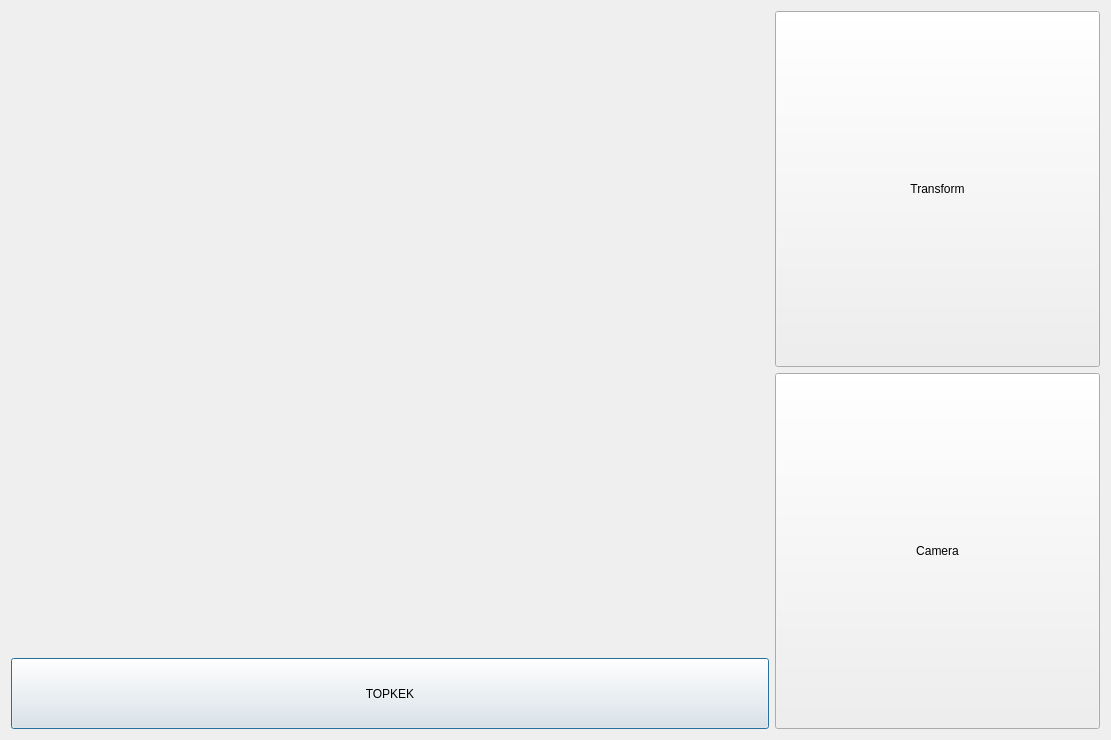
This is res/WindowMain.ui in Bang3DEngine/OldBang as Qt 5 draws it before an edit. The edited form follows.
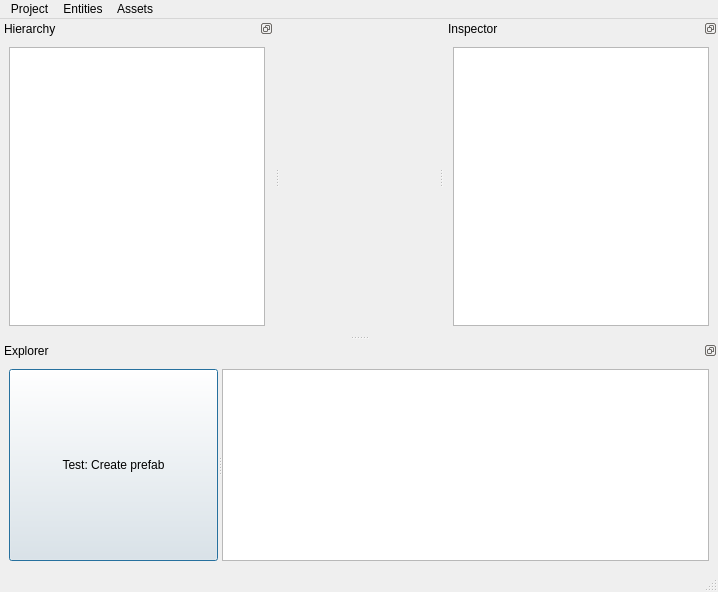
This is the edited form. Custom widgets are drawn as their Qt base class.

```diff
--- a/res/WindowMain.ui
+++ b/res/WindowMain.ui
@@ -1,108 +1,255 @@
 <?xml version="1.0" encoding="UTF-8"?>
 <ui version="4.0">
  <class>WindowMain</class>
- <widget class="QWidget" name="WindowMain">
+ <widget class="QMainWindow" name="WindowMain">
   <property name="geometry">
    <rect>
     <x>0</x>
     <y>0</y>
-    <width>1111</width>
-    <height>740</height>
+    <width>718</width>
+    <height>592</height>
    </rect>
   </property>
-  <property name="sizePolicy">
-   <sizepolicy hsizetype="Preferred" vsizetype="Preferred">
-    <horstretch>0</horstretch>
-    <verstretch>0</verstretch>
-   </sizepolicy>
-  </property>
   <property name="windowTitle">
    <string>Bang Editor</string>
   </property>
-  <layout class="QVBoxLayout" name="verticalLayout_3">
-   <item>
-    <layout class="QHBoxLayout" name="horizontalLayout_2" stretch="70,30">
+  <widget class="QWidget" name="centralwidget">
+   <layout class="QHBoxLayout" name="horizontalLayout_2">
+    <item>
+     <widget class="Canvas" name="canvas" native="true">
+      <property name="enabled">
+       <bool>true</bool>
+      </property>
+      <property name="sizePolicy">
+       <sizepolicy hsizetype="Expanding" vsizetype="Expanding">
+        <horstretch>1</horstretch>
+        <verstretch>1</verstretch>
+       </sizepolicy>
+      </property>
+     </widget>
+    </item>
+   </layout>
+  </widget>
+  <widget class="QMenuBar" name="menubar">
+   <property name="geometry">
+    <rect>
+     <x>0</x>
+     <y>0</y>
+     <width>718</width>
+     <height>25</height>
+    </rect>
+   </property>
+   <property name="nativeMenuBar">
+    <bool>false</bool>
+   </property>
+   <widget class="QMenu" name="menuAssets">
+    <property name="title">
+     <string>Assets</string>
+    </property>
+    <widget class="QMenu" name="menuCreate">
+     <property name="title">
+      <string>Create</string>
+     </property>
+     <addaction name="actionMaterial"/>
+     <addaction name="actionMesh"/>
+     <addaction name="actionShaderProgram"/>
+     <addaction name="actionTexture2D"/>
+    </widget>
+    <addaction name="menuCreate"/>
+   </widget>
+   <widget class="QMenu" name="menuEntity">
+    <property name="title">
+     <string>Entities</string>
+    </property>
+    <addaction name="actionCreate_from_prefab"/>
+   </widget>
+   <widget class="QMenu" name="menuProject">
+    <property name="title">
+     <string>Project</string>
+    </property>
+    <addaction name="actionOpen_project"/>
+    <addaction name="actionSave_project"/>
+    <addaction name="actionProject_Settings"/>
+   </widget>
+   <addaction name="menuProject"/>
+   <addaction name="menuEntity"/>
+   <addaction name="menuAssets"/>
+  </widget>
+  <widget class="QStatusBar" name="statusbar"/>
+  <widget class="QDockWidget" name="dockHierarchy">
+   <property name="features">
+    <set>QDockWidget::DockWidgetFloatable|QDockWidget::DockWidgetMovable</set>
+   </property>
+   <property name="allowedAreas">
+    <set>Qt::AllDockWidgetAreas</set>
+   </property>
+   <property name="windowTitle">
+    <string>Hierarchy</string>
+   </property>
+   <attribute name="dockWidgetArea">
+    <number>1</number>
+   </attribute>
+   <widget class="QWidget" name="dockWidgetContents_4">
+    <layout class="QVBoxLayout" name="verticalLayout_8">
      <item>
-      <layout class="QVBoxLayout" name="verticalLayout_2" stretch="90,10">
-       <property name="sizeConstraint">
-        <enum>QLayout::SetDefaultConstraint</enum>
-       </property>
+      <layout class="QVBoxLayout" name="verticalLayout_4" stretch="0">
        <item>
-        <widget class="Canvas" name="canvas" native="true">
-         <property name="enabled">
-          <bool>true</bool>
-         </property>
+        <widget class="QTreeView" name="widgetTreeHierarchy_2">
          <property name="sizePolicy">
-          <sizepolicy hsizetype="Preferred" vsizetype="Preferred">
+          <sizepolicy hsizetype="Expanding" vsizetype="Expanding">
            <horstretch>0</horstretch>
            <verstretch>0</verstretch>
           </sizepolicy>
          </property>
-         <property name="minimumSize">
-          <size>
-           <width>0</width>
-           <height>0</height>
-          </size>
-         </property>
-        </widget>
-       </item>
-       <item>
-        <widget class="QPushButton" name="pushButton_2">
-         <property name="sizePolicy">
-          <sizepolicy hsizetype="Preferred" vsizetype="Preferred">
-           <horstretch>0</horstretch>
-           <verstretch>0</verstretch>
-          </sizepolicy>
-         </property>
-         <property name="text">
-          <string>TOPKEK</string>
-         </property>
-         <property name="default">
+         <property name="acceptDrops">
           <bool>true</bool>
          </property>
         </widget>
        </item>
       </layout>
      </item>
+    </layout>
+   </widget>
+  </widget>
+  <widget class="QDockWidget" name="dockInspector">
+   <property name="floating">
+    <bool>false</bool>
+   </property>
+   <property name="features">
+    <set>QDockWidget::DockWidgetFloatable|QDockWidget::DockWidgetMovable</set>
+   </property>
+   <property name="allowedAreas">
+    <set>Qt::AllDockWidgetAreas</set>
+   </property>
+   <property name="windowTitle">
+    <string extracomment="Inspector">Inspector</string>
+   </property>
+   <attribute name="dockWidgetArea">
+    <number>2</number>
+   </attribute>
+   <widget class="QWidget" name="dockWidgetContents_7">
+    <property name="sizePolicy">
+     <sizepolicy hsizetype="Preferred" vsizetype="Preferred">
+      <horstretch>0</horstretch>
+      <verstretch>0</verstretch>
+     </sizepolicy>
+    </property>
+    <property name="contextMenuPolicy">
+     <enum>Qt::DefaultContextMenu</enum>
+    </property>
+    <layout class="QVBoxLayout" name="verticalLayout_9">
      <item>
-      <layout class="QVBoxLayout" name="verticalLayout_5">
+      <layout class="QVBoxLayout" name="verticalLayout_2" stretch="1">
        <item>
-        <widget class="QPushButton" name="pushButton_4">
-         <property name="sizePolicy">
-          <sizepolicy hsizetype="Preferred" vsizetype="Preferred">
-           <horstretch>1</horstretch>
-           <verstretch>1</verstretch>
-          </sizepolicy>
-         </property>
-         <property name="text">
-          <string>Transform</string>
-         </property>
-         <property name="shortcut">
-          <string notr="true"/>
-         </property>
-        </widget>
+        <widget class="QListWidget" name="widgetListInspector"/>
        </item>
-       <item>
-        <widget class="QPushButton" name="pushButton_3">
-         <property name="sizePolicy">
-          <sizepolicy hsizetype="Preferred" vsizetype="Preferred">
-           <horstretch>1</horstretch>
-           <verstretch>1</verstretch>
-          </sizepolicy>
-         </property>
-         <property name="text">
-          <string>Camera</string>
-         </property>
-         <property name="shortcut">
-          <string notr="true"/>
-         </property>
-        </widget>
-       </item>
       </layout>
      </item>
     </layout>
-   </item>
-  </layout>
+   </widget>
+  </widget>
+  <widget class="QDockWidget" name="dockExplorer">
+   <property name="minimumSize">
+    <size>
+     <width>420</width>
+     <height>121</height>
+    </size>
+   </property>
+   <property name="features">
+    <set>QDockWidget::DockWidgetFloatable|QDockWidget::DockWidgetMovable</set>
+   </property>
+   <property name="windowTitle">
+    <string>Explorer</string>
+   </property>
+   <attribute name="dockWidgetArea">
+    <number>8</number>
+   </attribute>
+   <widget class="QWidget" name="dockWidgetContents_5">
+    <layout class="QVBoxLayout" name="verticalLayout_7">
+     <item>
+      <widget class="QSplitter" name="splitter">
+       <property name="sizePolicy">
+        <sizepolicy hsizetype="Preferred" vsizetype="Preferred">
+         <horstretch>0</horstretch>
+         <verstretch>0</verstretch>
+        </sizepolicy>
+       </property>
+       <property name="orientation">
+        <enum>Qt::Horizontal</enum>
+       </property>
+       <property name="childrenCollapsible">
+        <bool>true</bool>
+       </property>
+       <widget class="QPushButton" name="buttonCreatePrefab">
+        <property name="sizePolicy">
+         <sizepolicy hsizetype="Preferred" vsizetype="Preferred">
+          <horstretch>0</horstretch>
+          <verstretch>0</verstretch>
+         </sizepolicy>
+        </property>
+        <property name="text">
+         <string>Test: Create prefab</string>
+        </property>
+        <property name="default">
+         <bool>true</bool>
+        </property>
+       </widget>
+       <widget class="QTreeView" name="widgetTreeExplorer">
+        <property name="sizePolicy">
+         <sizepolicy hsizetype="Preferred" vsizetype="Preferred">
+          <horstretch>0</horstretch>
+          <verstretch>0</verstretch>
+         </sizepolicy>
+        </property>
+        <property name="acceptDrops">
+         <bool>true</bool>
+        </property>
+       </widget>
+      </widget>
+     </item>
+    </layout>
+   </widget>
+  </widget>
+  <action name="actionOpen_project">
+   <property name="text">
+    <string>Open project</string>
+   </property>
+  </action>
+  <action name="actionSave_project">
+   <property name="text">
+    <string>Save project</string>
+   </property>
+  </action>
+  <action name="actionMaterial">
+   <property name="text">
+    <string>Material</string>
+   </property>
+  </action>
+  <action name="actionMesh">
+   <property name="text">
+    <string>Mesh</string>
+   </property>
+  </action>
+  <action name="actionShaderProgram">
+   <property name="text">
+    <string>ShaderProgram</string>
+   </property>
+  </action>
+  <action name="actionTexture2D">
+   <property name="text">
+    <string>Texture2D</string>
+   </property>
+  </action>
+  <action name="actionProject_Settings">
+   <property name="text">
+    <string>Project Settings</string>
+   </property>
+  </action>
+  <action name="actionCreate_from_prefab">
+   <property name="text">
+    <string>Create from prefab</string>
+   </property>
+  </action>
  </widget>
  <customwidgets>
   <customwidget>
```
Left out of the diff: 10 changed lines with no effect on the pictures.
